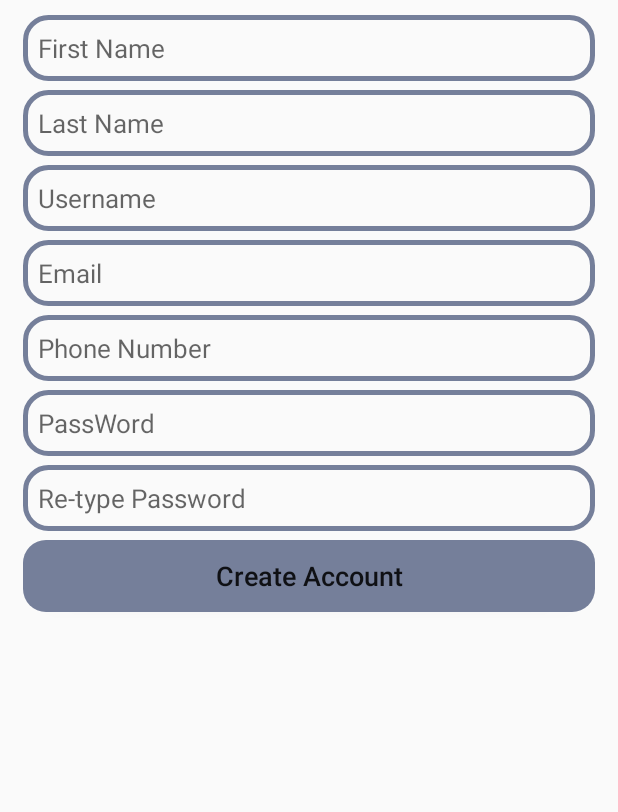
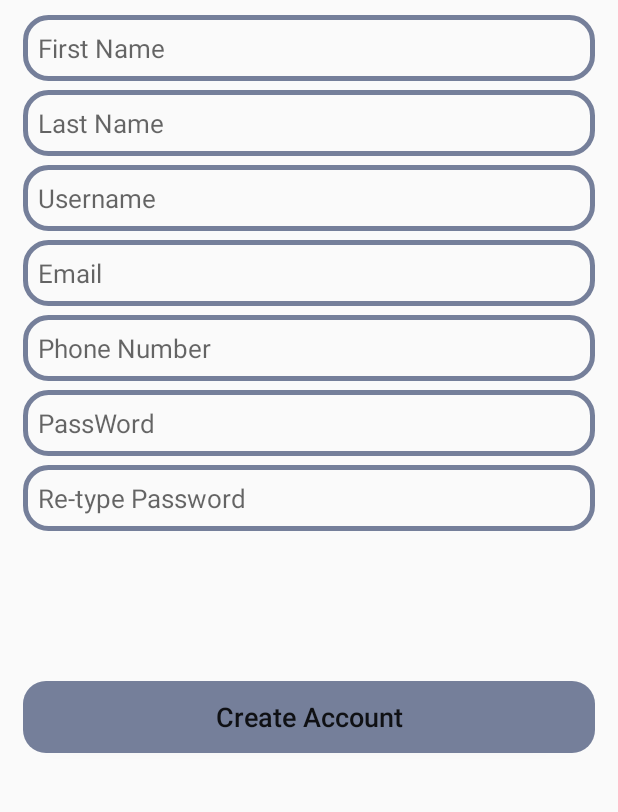
Before and after one commit to nahinAbrar/Orchestra_eShop, an Android app: the RegisterActivity screen opened directly, with no data from a screen before it, on a phone screen of 412 x 824 dp, the part 225-1037 px from its top. Run offline under Robolectric (Android 15) with nearby library versions, the phone set to English and light mode, and no system bars; our stand-ins replace Firebase (no records; nobody signed in at launch, a user with empty details on screens opened directly).

Commit message:
Register Data Goes to Database Correctly

```diff
--- a/app/src/main/AndroidManifest.xml
+++ b/app/src/main/AndroidManifest.xml
@@ -9,6 +9,9 @@
         android:roundIcon="@mipmap/ic_launcher_round"
         android:supportsRtl="true"
         android:theme="@style/Theme.OrchestraEShop">
+        <activity
+            android:name=".LoginActivity"
+            android:exported="false" />
         <activity
             android:name=".RegisterActivity"
             android:exported="false" />
@@ -25,7 +28,7 @@
         </activity>
         <activity
             android:name=".MainActivity"
-            android:exported="false"></activity>
+            android:exported="false" />
     </application>
 
 </manifest>
--- a/app/src/main/java/com/first_android_project/orchestraeshop/MainActivity.kt
+++ b/app/src/main/java/com/first_android_project/orchestraeshop/MainActivity.kt
@@ -13,9 +13,15 @@ class MainActivity : AppCompatActivity() {
         binding = ActivityMainBinding.inflate(layoutInflater)
         setContentView(binding.root)
 
+        //On Click Goes to Register Page
         binding.mainRegisterButton.setOnClickListener{
             startActivity(Intent(this, RegisterActivity::class.java))
         }
 
+        //On Click Goes to Login Page
+        binding.mainLoginButton.setOnClickListener{
+            startActivity(Intent(this, LoginActivity::class.java))
+        }
+
     }
 }
--- a/app/src/main/java/com/first_android_project/orchestraeshop/RegisterActivity.kt
+++ b/app/src/main/java/com/first_android_project/orchestraeshop/RegisterActivity.kt
@@ -1,11 +1,40 @@
 package com.first_android_project.orchestraeshop
 
+import android.content.Intent
 import androidx.appcompat.app.AppCompatActivity
 import android.os.Bundle
+import android.widget.Toast
+import com.first_android_project.orchestraeshop.databinding.ActivityRegisterBinding
+import com.google.firebase.database.DatabaseReference
+import com.google.firebase.database.FirebaseDatabase
 
 class RegisterActivity : AppCompatActivity() {
+    private lateinit var binding: ActivityRegisterBinding
+    private lateinit var reference: DatabaseReference
+
     override fun onCreate(savedInstanceState: Bundle?) {
         super.onCreate(savedInstanceState)
-        setContentView(R.layout.activity_register)
+        binding =  ActivityRegisterBinding.inflate(layoutInflater)
+        setContentView(binding.root)
+
+        binding.registerButton.setOnClickListener{
+            val firstName = binding.registerFirstName.text.toString()
+            val lastName = binding.registerLastName.text.toString()
+            val userName = binding.registerUserName.text.toString()
+            val email = binding.registerEmail.text.toString()
+            val phoneNum = binding.registerPhone.text.toString()
+            val passWord = binding.registerPassWord.text.toString()
+            val repassWord = binding.registerRePassWord.text.toString()
+
+            reference = FirebaseDatabase.getInstance("https://orchestra-eshop-2122an-default-rtdb.asia-southeast1.firebasedatabase.app/").getReference("Users")
+            val user = User(firstName,lastName,userName,email,phoneNum,passWord)
+
+            reference.child(userName).setValue(user).addOnSuccessListener {
+                Toast.makeText(this, "Account Created", Toast.LENGTH_SHORT).show()
+                startActivity(Intent(this, MainActivity::class.java))
+            }.addOnFailureListener {
+                Toast.makeText(this, "Failed", Toast.LENGTH_SHORT).show()
+            }
+        }
     }
 }
--- a/app/src/main/res/layout/activity_register.xml
+++ b/app/src/main/res/layout/activity_register.xml
@@ -21,7 +21,6 @@
         android:layout_width="match_parent"
         android:layout_height="wrap_content"
         android:layout_below="@+id/register_appLogo"
-        android:padding="10dp"
         android:layout_marginLeft="15dp"
         android:layout_marginTop="10dp"
         android:layout_marginRight="15dp"
@@ -29,6 +28,7 @@
         android:background="@drawable/button_outer_design"
         android:hint="@string/register_firstName"
         android:inputType="textPersonName"
+        android:padding="10dp"
         android:textColor="@color/mystic"
         android:textSize="17sp">
 
@@ -39,14 +39,14 @@
         android:layout_width="match_parent"
         android:layout_height="wrap_content"
         android:layout_below="@+id/register_firstName"
-        android:padding="10dp"
+        android:layout_marginLeft="15dp"
         android:layout_marginTop="6dp"
-        android:layout_marginLeft="15dp"
         android:layout_marginRight="15dp"
+        android:autofillHints="name"
         android:background="@drawable/button_outer_design"
         android:hint="@string/register_lastName"
-        android:autofillHints="name"
         android:inputType="textPersonName"
+        android:padding="10dp"
         android:textColor="@color/mystic"
         android:textSize="17sp">
     </EditText>
@@ -56,14 +56,14 @@
         android:layout_width="match_parent"
         android:layout_height="wrap_content"
         android:layout_below="@+id/register_lastName"
-        android:padding="10dp"
+        android:layout_marginLeft="15dp"
         android:layout_marginTop="6dp"
-        android:layout_marginLeft="15dp"
         android:layout_marginRight="15dp"
+        android:autofillHints="username"
         android:background="@drawable/button_outer_design"
         android:hint="@string/register_userName"
-        android:autofillHints="name"
         android:inputType="textShortMessage"
+        android:padding="10dp"
         android:textColor="@color/mystic"
         android:textSize="17sp">
     </EditText>
@@ -77,7 +77,7 @@
         android:layout_marginLeft="15dp"
         android:layout_marginTop="6dp"
         android:layout_marginRight="15dp"
-        android:autofillHints="name"
+        android:autofillHints="emailAddress"
         android:background="@drawable/button_outer_design"
         android:hint="@string/register_email"
         android:inputType="textEmailAddress"
@@ -94,7 +94,7 @@
         android:layout_marginLeft="15dp"
         android:layout_marginTop="6dp"
         android:layout_marginRight="15dp"
-        android:autofillHints="name"
+        android:autofillHints="phone"
         android:background="@drawable/button_outer_design"
         android:hint="@string/register_phoneNumber"
         android:inputType="phone"
@@ -107,14 +107,14 @@
         android:layout_width="match_parent"
         android:layout_height="wrap_content"
         android:layout_below="@+id/register_phone"
-        android:padding="10dp"
         android:layout_marginLeft="15dp"
         android:layout_marginTop="6dp"
         android:layout_marginRight="15dp"
-        android:autofillHints="name"
+        android:autofillHints="password"
         android:background="@drawable/button_outer_design"
         android:hint="@string/register_passWord"
         android:inputType="textPassword"
+        android:padding="10dp"
         android:textColor="@color/mystic"
         android:textSize="17sp">
     </EditText>
@@ -128,7 +128,7 @@
         android:layout_marginLeft="15dp"
         android:layout_marginTop="6dp"
         android:layout_marginRight="15dp"
-        android:autofillHints="name"
+        android:autofillHints="password"
         android:background="@drawable/button_outer_design"
         android:hint="@string/register_confirmPass"
         android:inputType="textPassword"
@@ -141,15 +141,16 @@
         android:layout_width="match_parent"
         android:layout_height="wrap_content"
         android:layout_below="@id/register_re_passWord"
-        android:padding="10dp"
-        android:layout_marginTop="6dp"
         android:layout_marginLeft="15dp"
+        android:layout_marginTop="100dp"
         android:layout_marginRight="15dp"
         android:layout_marginBottom="10dp"
         android:background="@drawable/button_fill"
+        android:padding="10dp"
         android:text="@string/register_buttonTxt"
         android:textAllCaps="false"
         android:textSize="18sp">
+
     </Button>
 
 
--- a/app/src/main/res/values/strings.xml
+++ b/app/src/main/res/values/strings.xml
@@ -12,6 +12,7 @@
     <string name="register_confirmPass">Re-type Password</string>
     <string name="register_phoneNumber">Phone Number</string>
     <string name="register_buttonTxt">Create Account</string>
-
-    <string name="login_">Register</string>
+    <string name="login_remember">Remember Me</string>
+    <string name="login_forgot">Forgot Password?</string>
+    <string name="login_button">Log In</string>
 </resources>
```
Also changed, not shown: app/src/main/java/com/first_android_project/orchestraeshop/LoginActivity.kt (added, +11 -0 lines), app/src/main/java/com/first_android_project/orchestraeshop/User.kt (added, +11 -0 lines), app/src/main/res/layout/activity_login.xml (added, +100 -0 lines), 1 other file.
